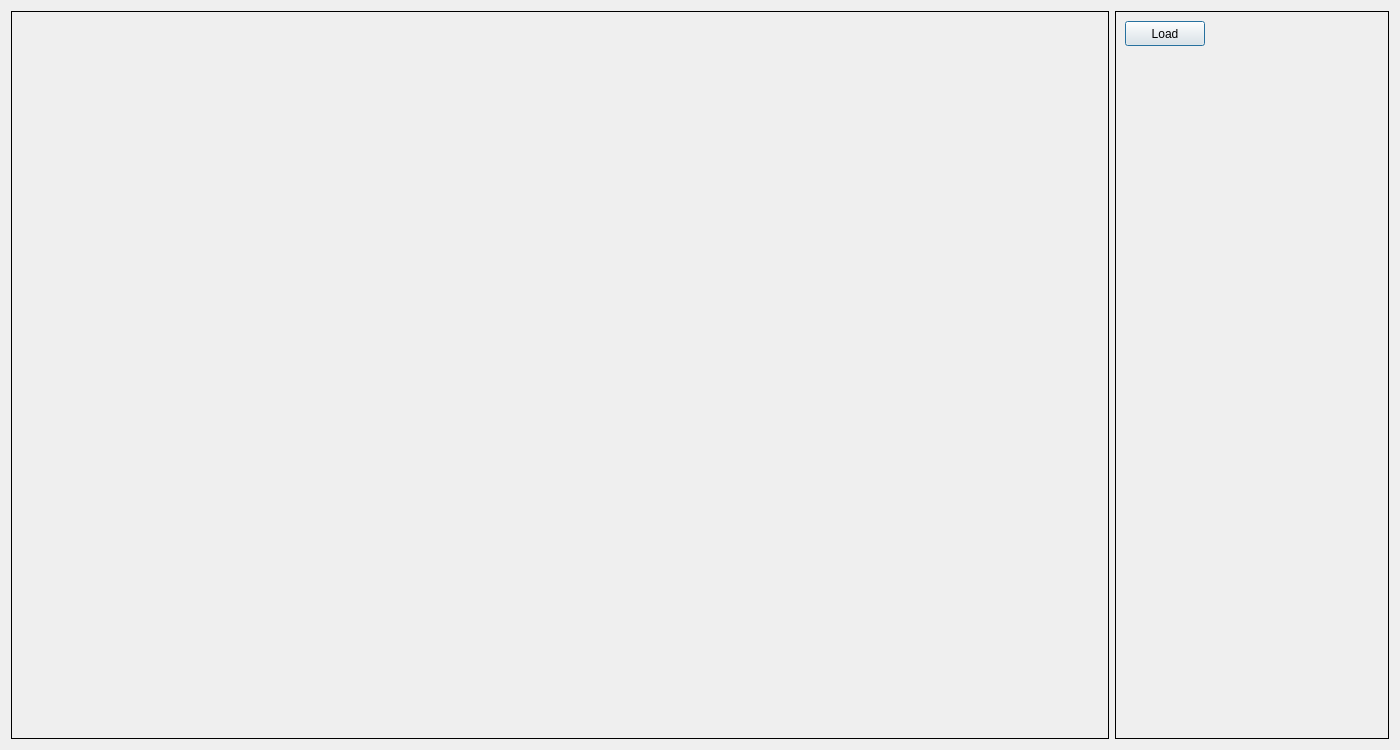
Before: the Qt Designer form core/View/loadimagedialog.ui in altaybrusan/ibex, drawn with Qt 5.
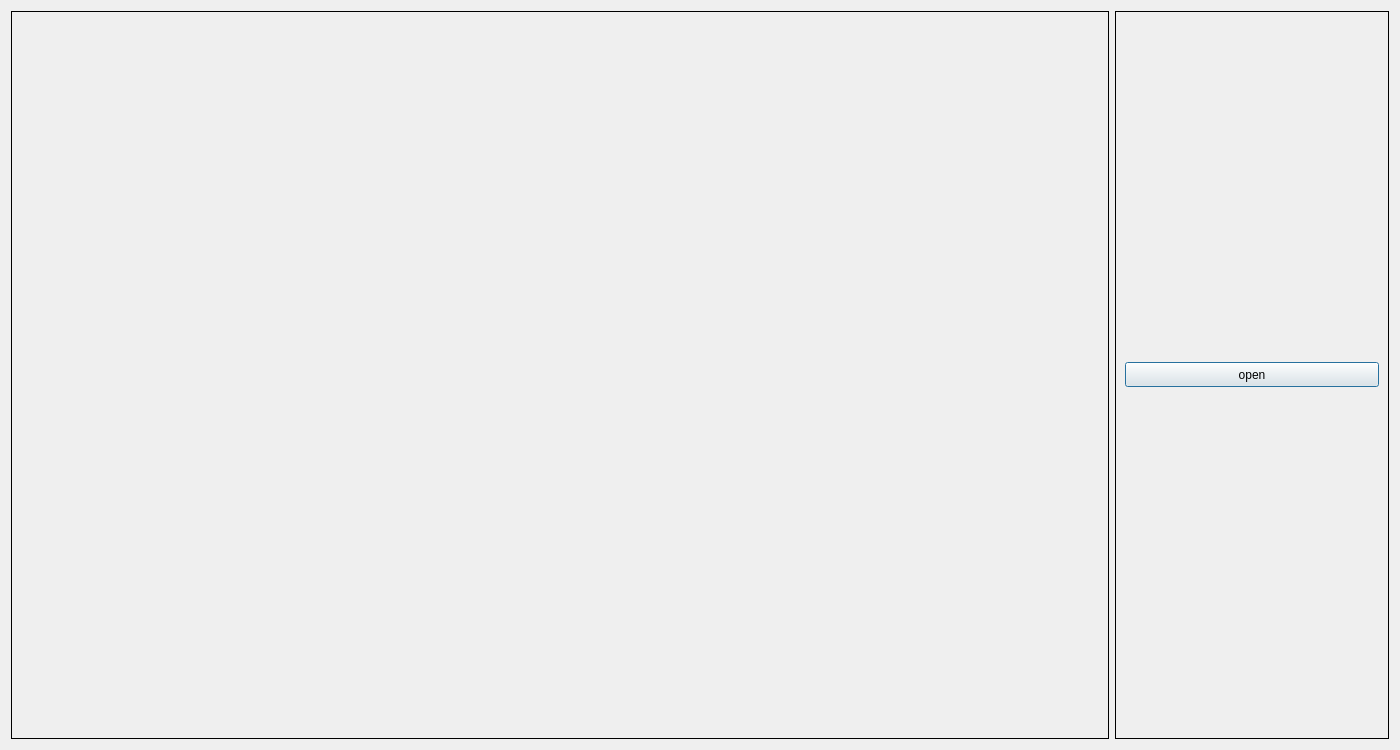
After: the same form once the commit is applied. Icons and pictures are not drawn.

```diff
--- a/core/View/loadimagedialog.ui
+++ b/core/View/loadimagedialog.ui
@@ -51,9 +51,9 @@
      <property name="frameShadow">
       <enum>QFrame::Plain</enum>
      </property>
-     <layout class="QFormLayout" name="formLayout">
-      <item row="0" column="0">
-       <widget class="QPushButton" name="loadBtn">
+     <layout class="QVBoxLayout" name="verticalLayout">
+      <item>
+       <widget class="QPushButton" name="openBtn">
         <property name="minimumSize">
          <size>
           <width>0</width>
@@ -61,7 +61,11 @@
          </size>
         </property>
         <property name="text">
-         <string>Load</string>
+         <string>open</string>
+        </property>
+        <property name="icon">
+         <iconset resource="../resources.qrc">
+          <normaloff>:/assets/images/_48_open.png</normaloff>:/assets/images/_48_open.png</iconset>
         </property>
        </widget>
       </item>
```
Left out of the diff: 4 changed lines with no effect on the pictures.
